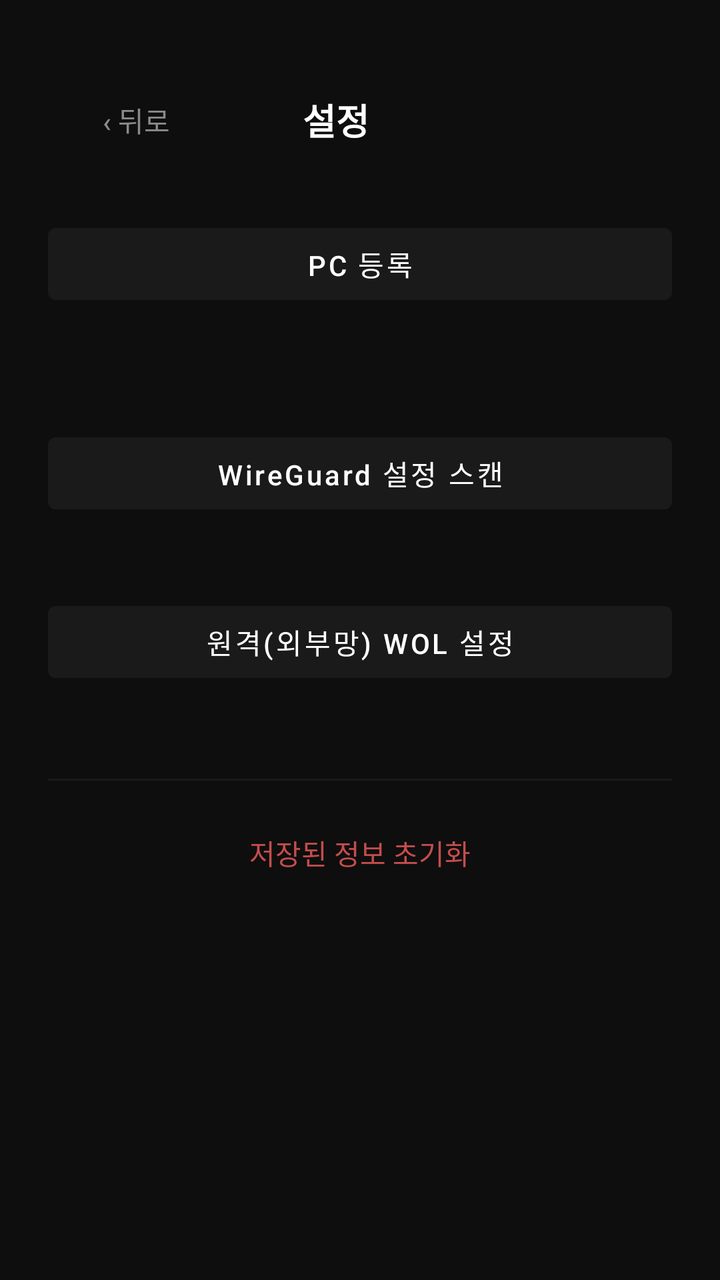
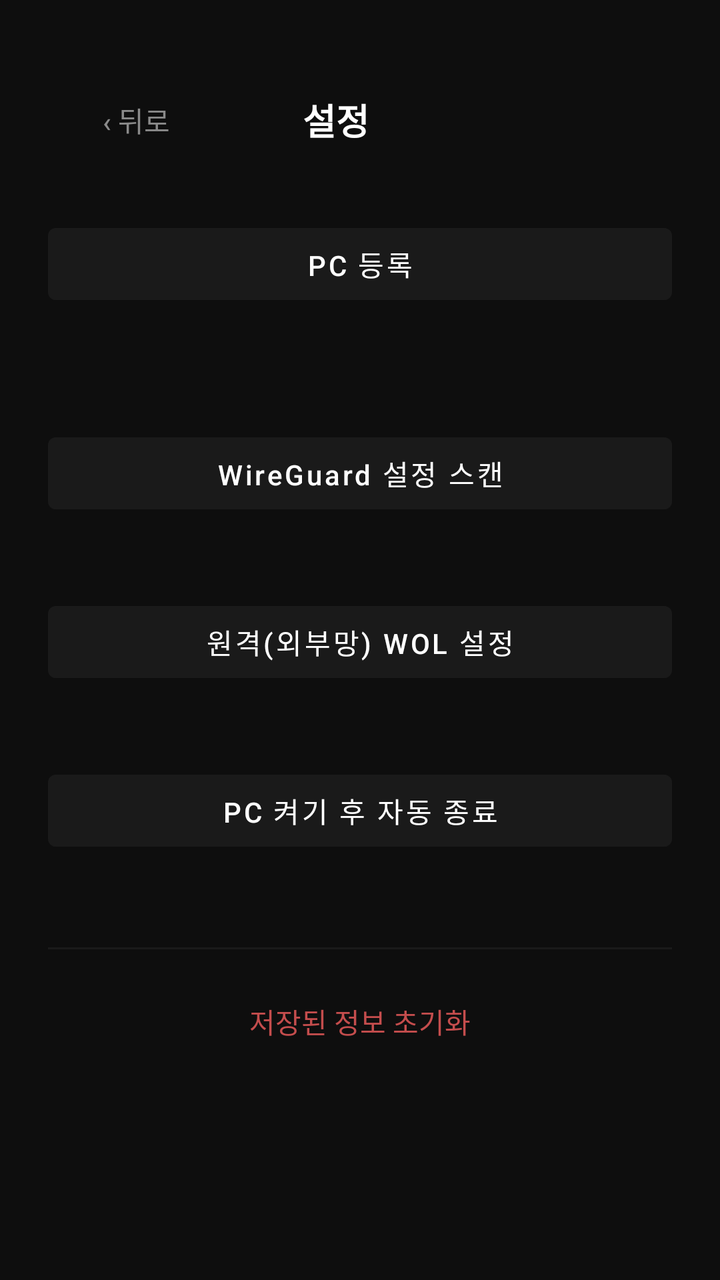

An Android layout rendered at two revisions. The XML below is the earlier revision; the diff shows what the commit changed to produce the second picture.
<!-- AndroidManifest.xml: application theme Theme.WireWOL -->
<!-- res/layout/activity_settings.xml -->
<?xml version="1.0" encoding="utf-8"?>
<ScrollView xmlns:android="http://schemas.android.com/apk/res/android"
    android:layout_width="match_parent"
    android:layout_height="match_parent"
    android:background="@color/ww_background"
    android:fillViewport="true">

    <LinearLayout
        android:layout_width="match_parent"
        android:layout_height="wrap_content"
        android:orientation="vertical"
        android:padding="24dp">

        <LinearLayout
            android:layout_width="match_parent"
            android:layout_height="wrap_content"
            android:layout_marginTop="12dp"
            android:gravity="center_vertical"
            android:orientation="horizontal">

            <Button
                android:id="@+id/backButton"
                style="?android:attr/borderlessButtonStyle"
                android:layout_width="wrap_content"
                android:layout_height="wrap_content"
                android:text="@string/back"
                android:textAllCaps="false"
                android:textColor="@color/ww_hint" />

            <TextView
                android:layout_width="0dp"
                android:layout_height="wrap_content"
                android:layout_weight="1"
                android:gravity="center"
                android:text="@string/settings_title"
                android:textColor="@color/ww_text"
                android:textSize="18sp"
                android:textStyle="bold" />

            
            <View
                android:layout_width="0dp"
                android:layout_height="1dp"
                android:layout_weight="1" />
        </LinearLayout>

        <Button
            android:id="@+id/scanPairingButton"
            android:layout_width="match_parent"
            android:layout_height="wrap_content"
            android:layout_marginTop="24dp"
            android:backgroundTint="@color/ww_surface"
            android:text="@string/scan_pairing"
            android:textAllCaps="false"
            android:textColor="@color/ww_text" />

        <TextView
            android:id="@+id/scanPairingStatus"
            android:layout_width="match_parent"
            android:layout_height="wrap_content"
            android:layout_marginTop="4dp"
            android:layout_marginStart="4dp"
            android:textColor="@color/ww_hint"
            android:textSize="12sp" />

        <TextView
            android:id="@+id/editMacStatus"
            android:layout_width="match_parent"
            android:layout_height="wrap_content"
            android:layout_marginTop="4dp"
            android:layout_marginStart="4dp"
            android:textColor="@color/ww_hint"
            android:textSize="12sp" />

        <Button
            android:id="@+id/scanWireGuardButton"
            android:layout_width="match_parent"
            android:layout_height="wrap_content"
            android:layout_marginTop="16dp"
            android:backgroundTint="@color/ww_surface"
            android:text="@string/wireguard_scan_button"
            android:textAllCaps="false"
            android:textColor="@color/ww_text" />

        <TextView
            android:id="@+id/scanWireGuardStatus"
            android:layout_width="match_parent"
            android:layout_height="wrap_content"
            android:layout_marginTop="4dp"
            android:layout_marginStart="4dp"
            android:textColor="@color/ww_hint"
            android:textSize="12sp" />

        <Button
            android:id="@+id/routerWolSettingsButton"
            android:layout_width="match_parent"
            android:layout_height="wrap_content"
            android:layout_marginTop="16dp"
            android:backgroundTint="@color/ww_surface"
            android:text="@string/router_wol_open_settings"
            android:textAllCaps="false"
            android:textColor="@color/ww_text" />

        <TextView
            android:id="@+id/routerWolStatus"
            android:layout_width="match_parent"
            android:layout_height="wrap_content"
            android:layout_marginTop="4dp"
            android:layout_marginStart="4dp"
            android:textColor="@color/ww_hint"
            android:textSize="12sp" />

        <View
            android:layout_width="match_parent"
            android:layout_height="1dp"
            android:layout_marginTop="24dp"
            android:layout_marginBottom="4dp"
            android:background="@color/ww_surface" />

        <Button
            android:id="@+id/clearAllButton"
            style="?android:attr/borderlessButtonStyle"
            android:layout_width="match_parent"
            android:layout_height="wrap_content"
            android:layout_marginTop="8dp"
            android:text="@string/clear_all"
            android:textAllCaps="false"
            android:textColor="@color/ww_accent_red" />

    </LinearLayout>
</ScrollView>
<!-- resources referenced by this layout -->
<resources>
  <color name="ww_accent_red">#c44d4d</color>
  <color name="ww_background">#0e0e0e</color>
  <color name="ww_hint">#8a8a8a</color>
  <color name="ww_surface">#1a1a1a</color>
  <color name="ww_text">#ffffff</color>
  <string name="back">‹ 뒤로</string>
  <string name="clear_all">저장된 정보 초기화</string>
  <string name="router_wol_open_settings">원격(외부망) WOL 설정</string>
  <string name="scan_pairing">PC 등록</string>
  <string name="settings_title">설정</string>
  <string name="wireguard_scan_button">WireGuard 설정 스캔</string>
  <style name="Theme.WireWOL" parent="Theme.MaterialComponents.NoActionBar">
          <item name="android:windowBackground">@color/ww_background</item>
          <item name="colorPrimary">@color/ww_accent</item>
          <item name="colorPrimaryDark">@color/ww_background</item>
          <item name="colorAccent">@color/ww_accent</item>
          <item name="android:statusBarColor">@color/ww_background</item>
          <item name="android:navigationBarColor">@color/ww_background</item>
          <item name="android:windowLightStatusBar">false</item>
      </style>
  <color name="ww_accent">#4d7fd6</color>
</resources>

<!-- the commit's change to res/layout/activity_settings.xml (unified diff, before → after) -->
@@ -110,6 +110,25 @@
             android:textColor="@color/ww_hint"
             android:textSize="12sp" />
 
+        <Button
+            android:id="@+id/autoShutdownButton"
+            android:layout_width="match_parent"
+            android:layout_height="wrap_content"
+            android:layout_marginTop="16dp"
+            android:backgroundTint="@color/ww_surface"
+            android:text="@string/auto_shutdown_open_settings"
+            android:textAllCaps="false"
+            android:textColor="@color/ww_text" />
+
+        <TextView
+            android:id="@+id/autoShutdownStatus"
+            android:layout_width="match_parent"
+            android:layout_height="wrap_content"
+            android:layout_marginTop="4dp"
+            android:layout_marginStart="4dp"
+            android:textColor="@color/ww_hint"
+            android:textSize="12sp" />
+
         <View
             android:layout_width="match_parent"
             android:layout_height="1dp"
<!-- resource entries referenced after the edit -->
@@ -5,6 +5,7 @@
   <color name="ww_hint">#8a8a8a</color>
   <color name="ww_surface">#1a1a1a</color>
   <color name="ww_text">#ffffff</color>
+  <string name="auto_shutdown_open_settings">PC 켜기 후 자동 종료</string>
   <string name="back">‹ 뒤로</string>
   <string name="clear_all">저장된 정보 초기화</string>
   <string name="router_wol_open_settings">원격(외부망) WOL 설정</string>
